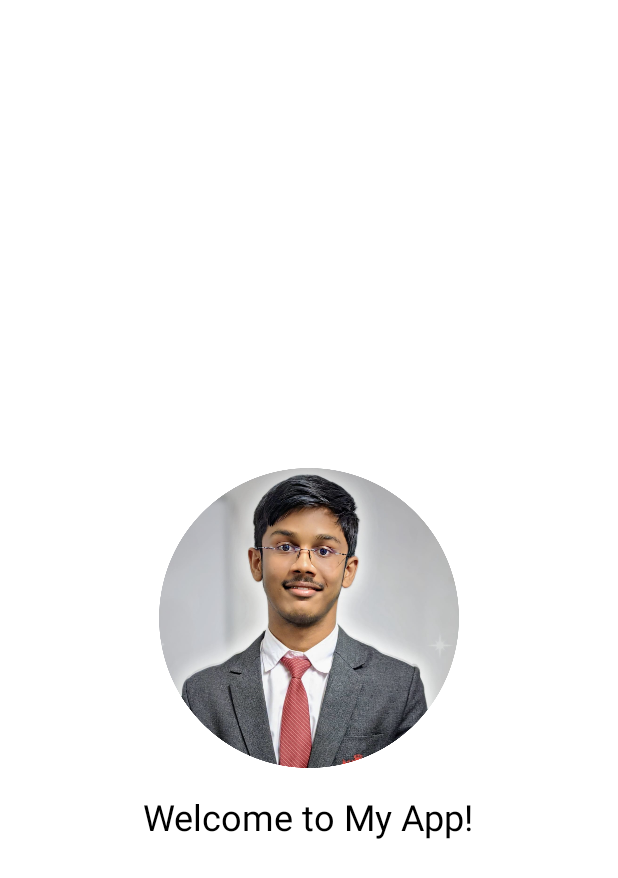
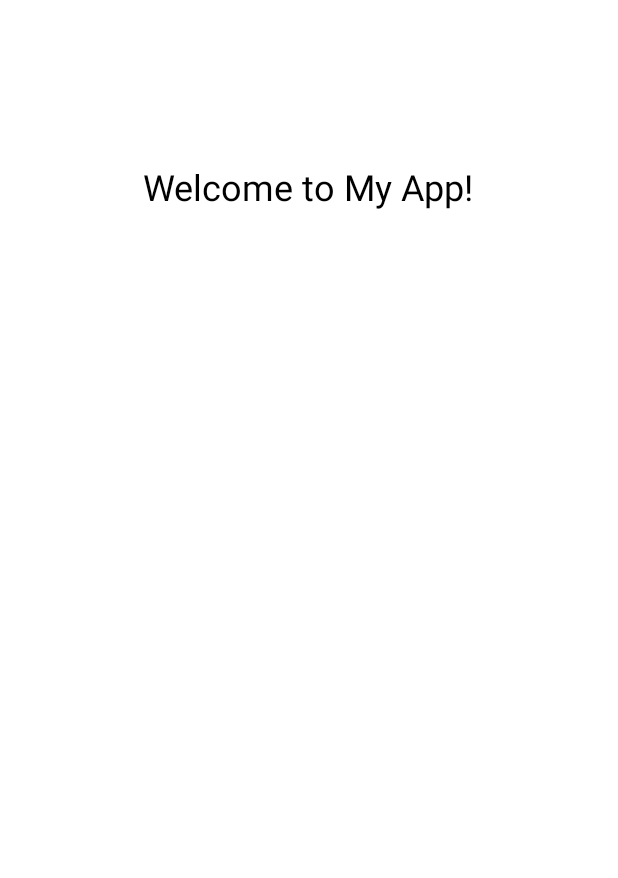
Before and after one commit to vkalwaghe/Kotline_Assignment_1, an Android app: the SplashActivity screen opened directly, with no data from a screen before it, on a phone screen of 412 x 824 dp. Shown: the top 878 px of the screen. Run offline under Robolectric (Android 15) with nearby library versions, the phone set to English and light mode, and no system bars.

Commit message:
assignment 1

```diff
--- a/app/src/main/res/layout/activity_splash.xml
+++ b/app/src/main/res/layout/activity_splash.xml
@@ -5,22 +5,16 @@
     android:layout_height="match_parent"
     android:background="#FFFFFF">
 
-    <ImageView
-        android:id="@+id/logo"
-        android:layout_width="200dp"
-        android:layout_height="200dp"
-        android:layout_centerInParent="true"
-        android:src="@drawable/img" />
-
     <TextView
         android:id="@+id/welcome_text"
         android:layout_width="wrap_content"
         android:layout_height="wrap_content"
-        android:layout_below="@id/logo"
+        android:layout_alignParentBottom="true"
         android:layout_centerHorizontal="true"
         android:layout_marginTop="16dp"
+        android:layout_marginBottom="683dp"
         android:text="Welcome to My App!"
-        android:textSize="24sp"
-        android:textColor="#000" />
+        android:textColor="#000"
+        android:textSize="24sp" />
 
 </RelativeLayout>
--- a/build.gradle.kts
+++ b/build.gradle.kts
@@ -3,7 +3,7 @@ buildscript {
 
     dependencies {
 
-        classpath("com.android.tools.build:gradle:8.5.1")
+        classpath("com.android.tools.build:gradle:8.6.0")
 
 
     }
--- a/gradle/libs.versions.toml
+++ b/gradle/libs.versions.toml
@@ -1,5 +1,5 @@
 [versions]
-agp = "8.5.1"
+agp = "8.6.0"
 kotlin = "1.9.0"
 coreKtx = "1.15.0"
 junit = "4.13.2"
```
